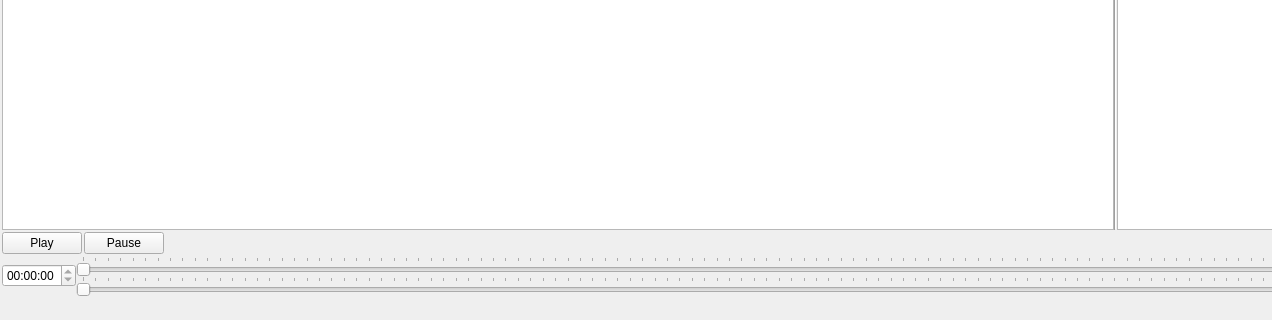
The window that SpriteStudio/src/mainwindow.ui (oktailb/SpriteStudio) describes before a commit, drawn with Qt 5; both pictures show x 0 to 1272 and y 447 to 767 of the 1397 by 767 pixel window.
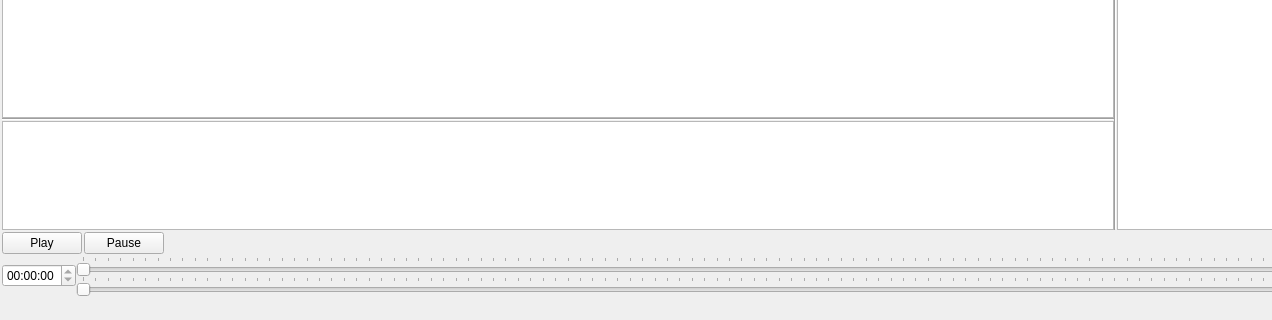
The same window after the commit. Icons and pictures are not drawn.

Commit message:
add a time line frames view
Enable thumbnails view
Enable dragn'drop action to re-order sprites

```diff
--- a/SpriteStudio/src/mainwindow.ui
+++ b/SpriteStudio/src/mainwindow.ui
@@ -72,7 +72,43 @@
        <number>0</number>
       </property>
       <item>
-       <widget class="QGraphicsView" name="graphicsViewLayers"/>
+       <layout class="QVBoxLayout" name="verticalLayout_3" stretch="5,0,1">
+        <item>
+         <widget class="QGraphicsView" name="graphicsViewLayers"/>
+        </item>
+        <item>
+         <widget class="Line" name="line_2">
+          <property name="orientation">
+           <enum>Qt::Orientation::Horizontal</enum>
+          </property>
+         </widget>
+        </item>
+        <item>
+         <widget class="QListView" name="framesList">
+          <property name="acceptDrops">
+           <bool>true</bool>
+          </property>
+          <property name="dragEnabled">
+           <bool>true</bool>
+          </property>
+          <property name="dragDropMode">
+           <enum>QAbstractItemView::DragDropMode::InternalMove</enum>
+          </property>
+          <property name="defaultDropAction">
+           <enum>Qt::DropAction::MoveAction</enum>
+          </property>
+          <property name="movement">
+           <enum>QListView::Movement::Free</enum>
+          </property>
+          <property name="flow">
+           <enum>QListView::Flow::LeftToRight</enum>
+          </property>
+          <property name="spacing">
+           <number>6</number>
+          </property>
+         </widget>
+        </item>
+       </layout>
       </item>
       <item>
        <widget class="Line" name="line">
```
Left out of the diff: 2 changed lines with no effect on the pictures. The commit also changes 4 other files.
